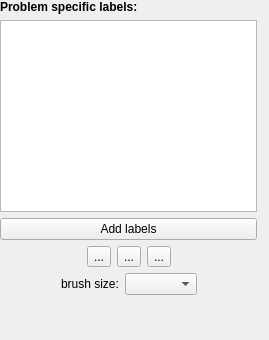
First picture: the form in ilastik/applets/seededWatershed/drawer.ui, repository ilastik/ilastik, before the edit.
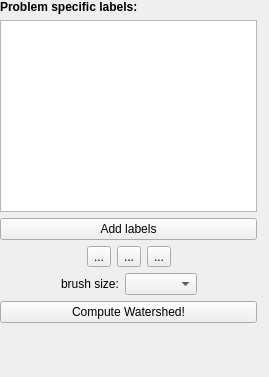
Second picture: the form after the edit. Custom widgets are drawn as their Qt base class.

Commit message: SeededWatershed: Basic functionality works (including 3d view), but needs a lot of tweaking: - Accept a segmentation instead of a mask, and somehow accept the coordinates or body id that needs to be split. - Allow selection between raw and pixel probabilities - smooth input if desired - invert before watershed - map new segments to new body ids

The edit to the form file:
```diff
--- a/ilastik/applets/seededWatershed/drawer.ui
+++ b/ilastik/applets/seededWatershed/drawer.ui
@@ -7,7 +7,7 @@
     <x>0</x>
     <y>0</y>
     <width>269</width>
-    <height>340</height>
+    <height>377</height>
    </rect>
   </property>
   <property name="sizePolicy">
@@ -182,6 +182,13 @@
        </item>
       </layout>
      </item>
+     <item>
+      <widget class="QPushButton" name="computeWatershedButton">
+       <property name="text">
+        <string>Compute Watershed!</string>
+       </property>
+      </widget>
+     </item>
      <item>
       <spacer name="verticalSpacer">
        <property name="orientation">
```
The commit also changes 4 other files.
